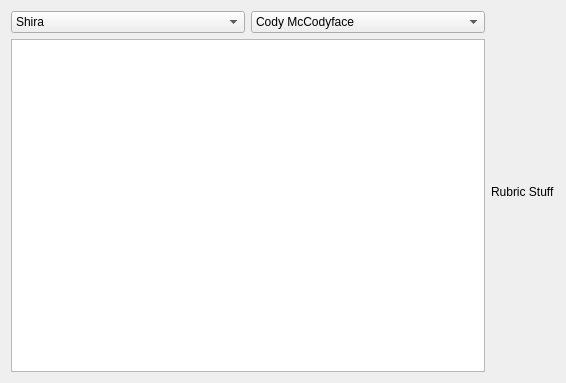
Above: GUI/textview.ui from Laucksy/CS-205-Project before the change. Below: the same form after it.
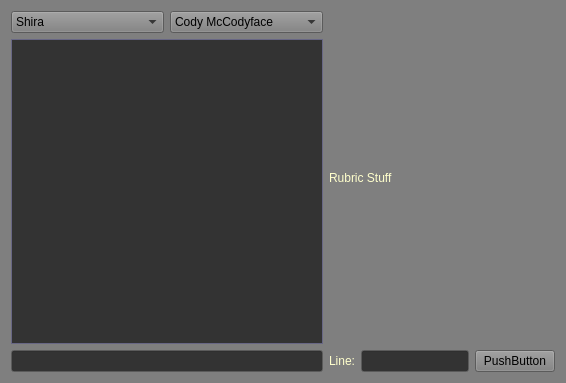
That is the form after the change.

Commit message: updated indent color and numbering

Patch:
```diff
--- a/GUI/textview.ui
+++ b/GUI/textview.ui
@@ -16,10 +16,495 @@
     <verstretch>0</verstretch>
    </sizepolicy>
   </property>
+  <property name="palette">
+   <palette>
+    <active>
+     <colorrole role="Button">
+      <brush brushstyle="SolidPattern">
+       <color alpha="255">
+        <red>127</red>
+        <green>127</green>
+        <blue>127</blue>
+       </color>
+      </brush>
+     </colorrole>
+     <colorrole role="Base">
+      <brush brushstyle="SolidPattern">
+       <color alpha="255">
+        <red>102</red>
+        <green>102</green>
+        <blue>102</blue>
+       </color>
+      </brush>
+     </colorrole>
+     <colorrole role="Window">
+      <brush brushstyle="SolidPattern">
+       <color alpha="255">
+        <red>127</red>
+        <green>127</green>
+        <blue>127</blue>
+       </color>
+      </brush>
+     </colorrole>
+    </active>
+    <inactive>
+     <colorrole role="Button">
+      <brush brushstyle="SolidPattern">
+       <color alpha="255">
+        <red>127</red>
+        <green>127</green>
+        <blue>127</blue>
+       </color>
+      </brush>
+     </colorrole>
+     <colorrole role="Base">
+      <brush brushstyle="SolidPattern">
+       <color alpha="255">
+        <red>102</red>
+        <green>102</green>
+        <blue>102</blue>
+       </color>
+      </brush>
+     </colorrole>
+     <colorrole role="Window">
+      <brush brushstyle="SolidPattern">
+       <color alpha="255">
+        <red>127</red>
+        <green>127</green>
+        <blue>127</blue>
+       </color>
+      </brush>
+     </colorrole>
+    </inactive>
+    <disabled>
+     <colorrole role="Button">
+      <brush brushstyle="SolidPattern">
+       <color alpha="255">
+        <red>127</red>
+        <green>127</green>
+        <blue>127</blue>
+       </color>
+      </brush>
+     </colorrole>
+     <colorrole role="Base">
+      <brush brushstyle="SolidPattern">
+       <color alpha="255">
+        <red>127</red>
+        <green>127</green>
+        <blue>127</blue>
+       </color>
+      </brush>
+     </colorrole>
+     <colorrole role="Window">
+      <brush brushstyle="SolidPattern">
+       <color alpha="255">
+        <red>127</red>
+        <green>127</green>
+        <blue>127</blue>
+       </color>
+      </brush>
+     </colorrole>
+    </disabled>
+   </palette>
+  </property>
+  <property name="mouseTracking">
+   <bool>true</bool>
+  </property>
+  <property name="focusPolicy">
+   <enum>Qt::ClickFocus</enum>
+  </property>
   <property name="windowTitle">
    <string>Form</string>
   </property>
+  <property name="autoFillBackground">
+   <bool>true</bool>
+  </property>
   <layout class="QGridLayout" name="gridLayout_2">
+   <item row="2" column="1">
+    <widget class="QLabel" name="label_2">
+     <property name="palette">
+      <palette>
+       <active>
+        <colorrole role="WindowText">
+         <brush brushstyle="SolidPattern">
+          <color alpha="255">
+           <red>255</red>
+           <green>255</green>
+           <blue>204</blue>
+          </color>
+         </brush>
+        </colorrole>
+        <colorrole role="Text">
+         <brush brushstyle="SolidPattern">
+          <color alpha="255">
+           <red>255</red>
+           <green>255</green>
+           <blue>204</blue>
+          </color>
+         </brush>
+        </colorrole>
+       </active>
+       <inactive>
+        <colorrole role="WindowText">
+         <brush brushstyle="SolidPattern">
+          <color alpha="255">
+           <red>255</red>
+           <green>255</green>
+           <blue>204</blue>
+          </color>
+         </brush>
+        </colorrole>
+        <colorrole role="Text">
+         <brush brushstyle="SolidPattern">
+          <color alpha="255">
+           <red>255</red>
+           <green>255</green>
+           <blue>204</blue>
+          </color>
+         </brush>
+        </colorrole>
+       </inactive>
+       <disabled>
+        <colorrole role="WindowText">
+         <brush brushstyle="SolidPattern">
+          <color alpha="255">
+           <red>127</red>
+           <green>127</green>
+           <blue>127</blue>
+          </color>
+         </brush>
+        </colorrole>
+        <colorrole role="Text">
+         <brush brushstyle="SolidPattern">
+          <color alpha="255">
+           <red>127</red>
+           <green>127</green>
+           <blue>127</blue>
+          </color>
+         </brush>
+        </colorrole>
+       </disabled>
+      </palette>
+     </property>
+     <property name="text">
+      <string>Line:</string>
+     </property>
+    </widget>
+   </item>
+   <item row="2" column="3">
+    <widget class="QPushButton" name="pushButton">
+     <property name="text">
+      <string>PushButton</string>
+     </property>
+    </widget>
+   </item>
+   <item row="0" column="1" rowspan="2" colspan="2">
+    <widget class="QLabel" name="label">
+     <property name="palette">
+      <palette>
+       <active>
+        <colorrole role="WindowText">
+         <brush brushstyle="SolidPattern">
+          <color alpha="255">
+           <red>255</red>
+           <green>255</green>
+           <blue>204</blue>
+          </color>
+         </brush>
+        </colorrole>
+       </active>
+       <inactive>
+        <colorrole role="WindowText">
+         <brush brushstyle="SolidPattern">
+          <color alpha="255">
+           <red>255</red>
+           <green>255</green>
+           <blue>204</blue>
+          </color>
+         </brush>
+        </colorrole>
+       </inactive>
+       <disabled>
+        <colorrole role="WindowText">
+         <brush brushstyle="SolidPattern">
+          <color alpha="255">
+           <red>127</red>
+           <green>127</green>
+           <blue>127</blue>
+          </color>
+         </brush>
+        </colorrole>
+       </disabled>
+      </palette>
+     </property>
+     <property name="lineWidth">
+      <number>1</number>
+     </property>
+     <property name="text">
+      <string>Rubric Stuff</string>
+     </property>
+    </widget>
+   </item>
+   <item row="1" column="0">
+    <widget class="QTextBrowser" name="textBrowser">
+     <property name="palette">
+      <palette>
+       <active>
+        <colorrole role="Base">
+         <brush brushstyle="SolidPattern">
+          <color alpha="255">
+           <red>51</red>
+           <green>51</green>
+           <blue>51</blue>
+          </color>
+         </brush>
+        </colorrole>
+        <colorrole role="Window">
+         <brush brushstyle="SolidPattern">
+          <color alpha="255">
+           <red>135</red>
+           <green>134</green>
+           <blue>173</blue>
+          </color>
+         </brush>
+        </colorrole>
+        <colorrole role="Shadow">
+         <brush brushstyle="SolidPattern">
+          <color alpha="255">
+           <red>154</red>
+           <green>154</green>
+           <blue>154</blue>
+          </color>
+         </brush>
+        </colorrole>
+       </active>
+       <inactive>
+        <colorrole role="Base">
+         <brush brushstyle="SolidPattern">
+          <color alpha="255">
+           <red>51</red>
+           <green>51</green>
+           <blue>51</blue>
+          </color>
+         </brush>
+        </colorrole>
+        <colorrole role="Window">
+         <brush brushstyle="SolidPattern">
+          <color alpha="255">
+           <red>135</red>
+           <green>134</green>
+           <blue>173</blue>
+          </color>
+         </brush>
+        </colorrole>
+        <colorrole role="Shadow">
+         <brush brushstyle="SolidPattern">
+          <color alpha="255">
+           <red>154</red>
+           <green>154</green>
+           <blue>154</blue>
+          </color>
+         </brush>
+        </colorrole>
+       </inactive>
+       <disabled>
+        <colorrole role="Base">
+         <brush brushstyle="SolidPattern">
+          <color alpha="255">
+           <red>135</red>
+           <green>134</green>
+           <blue>173</blue>
+          </color>
+         </brush>
+        </colorrole>
+        <colorrole role="Window">
+         <brush brushstyle="SolidPattern">
+          <color alpha="255">
+           <red>135</red>
+           <green>134</green>
+           <blue>173</blue>
+          </color>
+         </brush>
+        </colorrole>
+        <colorrole role="Shadow">
+         <brush brushstyle="SolidPattern">
+          <color alpha="255">
+           <red>154</red>
+           <green>154</green>
+           <blue>154</blue>
+          </color>
+         </brush>
+        </colorrole>
+       </disabled>
+      </palette>
+     </property>
+     <property name="font">
+      <font>
+       <family>Courier</family>
+      </font>
+     </property>
+     <property name="mouseTracking">
+      <bool>true</bool>
+     </property>
+     <property name="focusPolicy">
+      <enum>Qt::ClickFocus</enum>
+     </property>
+     <property name="autoFillBackground">
+      <bool>true</bool>
+     </property>
+     <property name="lineWidth">
+      <number>14</number>
+     </property>
+    </widget>
+   </item>
+   <item row="2" column="0">
+    <widget class="QLineEdit" name="lineEdit">
+     <property name="palette">
+      <palette>
+       <active>
+        <colorrole role="Text">
+         <brush brushstyle="SolidPattern">
+          <color alpha="255">
+           <red>255</red>
+           <green>128</green>
+           <blue>0</blue>
+          </color>
+         </brush>
+        </colorrole>
+        <colorrole role="Base">
+         <brush brushstyle="SolidPattern">
+          <color alpha="255">
+           <red>51</red>
+           <green>51</green>
+           <blue>51</blue>
+          </color>
+         </brush>
+        </colorrole>
+       </active>
+       <inactive>
+        <colorrole role="Text">
+         <brush brushstyle="SolidPattern">
+          <color alpha="255">
+           <red>255</red>
+           <green>128</green>
+           <blue>0</blue>
+          </color>
+         </brush>
+        </colorrole>
+        <colorrole role="Base">
+         <brush brushstyle="SolidPattern">
+          <color alpha="255">
+           <red>51</red>
+           <green>51</green>
+           <blue>51</blue>
+          </color>
+         </brush>
+        </colorrole>
+       </inactive>
+       <disabled>
+        <colorrole role="Text">
+         <brush brushstyle="SolidPattern">
+          <color alpha="255">
+           <red>127</red>
+           <green>127</green>
+           <blue>127</blue>
+          </color>
+         </brush>
+        </colorrole>
+        <colorrole role="Base">
+         <brush brushstyle="SolidPattern">
+          <color alpha="255">
+           <red>236</red>
+           <green>236</green>
+           <blue>236</blue>
+          </color>
+         </brush>
+        </colorrole>
+       </disabled>
+      </palette>
+     </property>
+     <property name="font">
+      <font>
+       <family>Courier New</family>
+       <italic>true</italic>
+      </font>
+     </property>
+    </widget>
+   </item>
+   <item row="2" column="2">
+    <widget class="QLineEdit" name="lineEdit_2">
+     <property name="sizePolicy">
+      <sizepolicy hsizetype="Maximum" vsizetype="Fixed">
+       <horstretch>0</horstretch>
+       <verstretch>0</verstretch>
+      </sizepolicy>
+     </property>
+     <property name="palette">
+      <palette>
+       <active>
+        <colorrole role="Text">
+         <brush brushstyle="SolidPattern">
+          <color alpha="255">
+           <red>255</red>
+           <green>128</green>
+           <blue>0</blue>
+          </color>
+         </brush>
+        </colorrole>
+        <colorrole role="Base">
+         <brush brushstyle="SolidPattern">
+          <color alpha="255">
+           <red>51</red>
+           <green>51</green>
+           <blue>51</blue>
+          </color>
+         </brush>
+        </colorrole>
+       </active>
+       <inactive>
+        <colorrole role="Text">
+         <brush brushstyle="SolidPattern">
+          <color alpha="255">
+           <red>255</red>
+           <green>128</green>
+           <blue>0</blue>
+          </color>
+         </brush>
+        </colorrole>
+        <colorrole role="Base">
+         <brush brushstyle="SolidPattern">
+          <color alpha="255">
+           <red>51</red>
+           <green>51</green>
+           <blue>51</blue>
+          </color>
+         </brush>
+        </colorrole>
+       </inactive>
+       <disabled>
+        <colorrole role="Text">
+         <brush brushstyle="SolidPattern">
+          <color alpha="255">
+           <red>127</red>
+           <green>127</green>
+           <blue>127</blue>
+          </color>
+         </brush>
+        </colorrole>
+        <colorrole role="Base">
+         <brush brushstyle="SolidPattern">
+          <color alpha="255">
+           <red>127</red>
+           <green>127</green>
+           <blue>127</blue>
+          </color>
+         </brush>
+        </colorrole>
+       </disabled>
+      </palette>
+     </property>
+    </widget>
+   </item>
    <item row="0" column="0">
     <layout class="QHBoxLayout" name="horizontalLayout">
      <item>
@@ -55,28 +540,6 @@
      </item>
     </layout>
    </item>
-   <item row="1" column="0">
-    <widget class="QTextBrowser" name="textBrowser">
-     <property name="font">
-      <font>
-       <family>Courier</family>
-      </font>
-     </property>
-     <property name="lineWidth">
-      <number>14</number>
-     </property>
-    </widget>
-   </item>
-   <item row="0" column="1" rowspan="2">
-    <widget class="QLabel" name="label">
-     <property name="lineWidth">
-      <number>1</number>
-     </property>
-     <property name="text">
-      <string>Rubric Stuff</string>
-     </property>
-    </widget>
-   </item>
   </layout>
  </widget>
  <resources/>
```
The commit also changes 3 other files.
